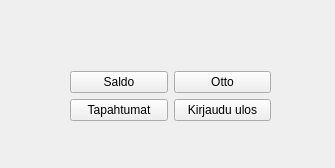
Qt form bank-automat/mainuserinterface.ui (JuusoToratti/tvt23pankkiprojekti) before a commit.
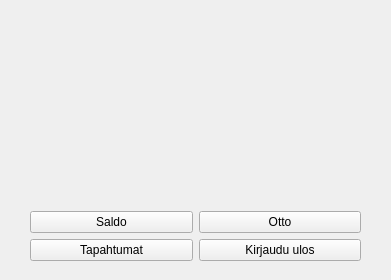
The same form after that commit.

```diff
--- a/bank-automat/mainuserinterface.ui
+++ b/bank-automat/mainuserinterface.ui
@@ -6,8 +6,8 @@
    <rect>
     <x>0</x>
     <y>0</y>
-    <width>335</width>
-    <height>168</height>
+    <width>391</width>
+    <height>280</height>
    </rect>
   </property>
   <property name="windowTitle">
@@ -16,42 +16,42 @@
   <widget class="QWidget" name="gridLayoutWidget">
    <property name="geometry">
     <rect>
-     <x>70</x>
-     <y>30</y>
-     <width>201</width>
-     <height>91</height>
+     <x>30</x>
+     <y>10</y>
+     <width>331</width>
+     <height>251</height>
     </rect>
    </property>
    <layout class="QGridLayout" name="gridLayout">
-    <item row="1" column="0">
-     <widget class="QPushButton" name="showBalance">
-      <property name="text">
-       <string>Saldo</string>
-      </property>
-     </widget>
-    </item>
-    <item row="1" column="1">
+    <item row="2" column="1">
      <widget class="QPushButton" name="withdrawMoney">
       <property name="text">
        <string>Otto</string>
       </property>
      </widget>
     </item>
-    <item row="2" column="0">
+    <item row="3" column="0">
      <widget class="QPushButton" name="showTransactions">
       <property name="text">
        <string>Tapahtumat</string>
       </property>
      </widget>
     </item>
-    <item row="2" column="1">
+    <item row="2" column="0">
+     <widget class="QPushButton" name="showBalance">
+      <property name="text">
+       <string>Saldo</string>
+      </property>
+     </widget>
+    </item>
+    <item row="3" column="1">
      <widget class="QPushButton" name="logOut">
       <property name="text">
        <string>Kirjaudu ulos</string>
       </property>
      </widget>
     </item>
-    <item row="0" column="0" colspan="2">
+    <item row="1" column="0" colspan="2">
      <widget class="QLabel" name="customerName">
       <property name="text">
        <string/>
@@ -61,6 +61,13 @@
       </property>
      </widget>
     </item>
+    <item row="0" column="0" colspan="2">
+     <widget class="QLabel" name="imageLabel">
+      <property name="text">
+       <string/>
+      </property>
+     </widget>
+    </item>
    </layout>
   </widget>
  </widget>
```
